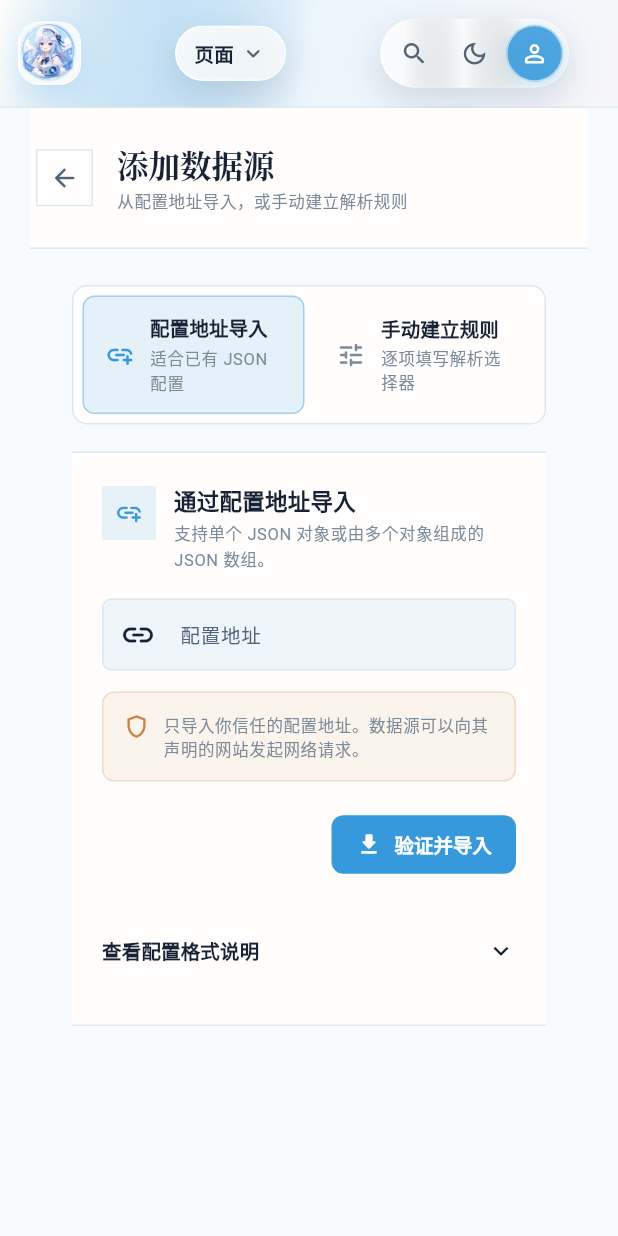
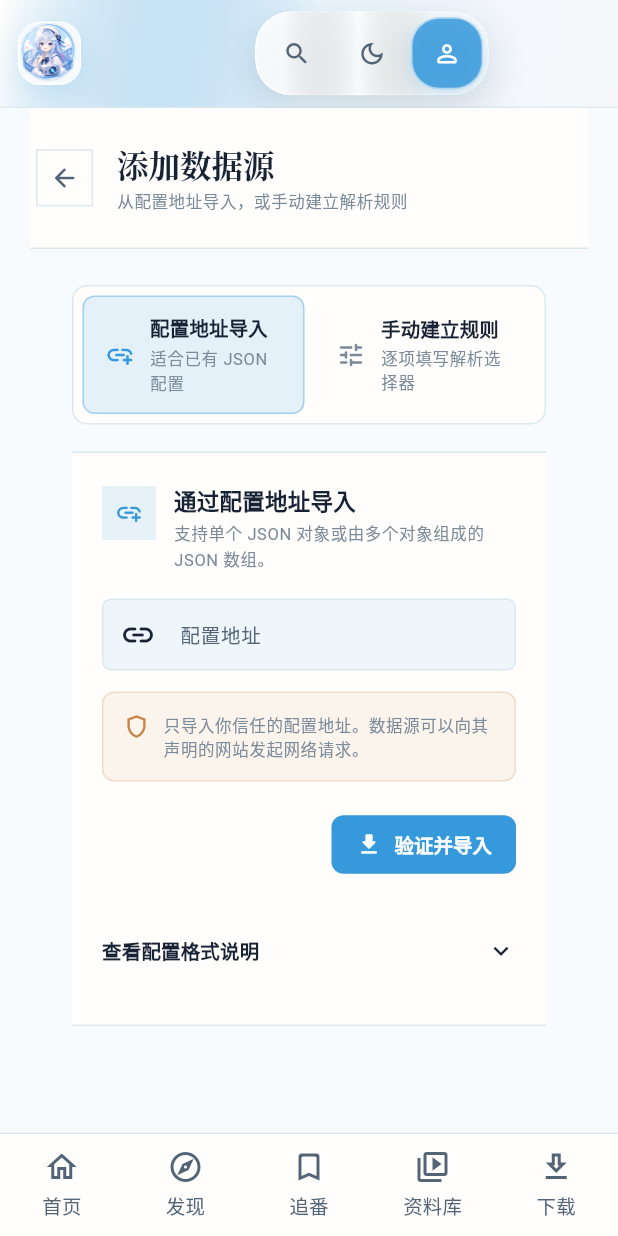
Before and after one commit to nina27486486/weila, a Flutter app: the PluginAddPage screen opened by its route, on a phone screen of 412 x 824 dp. Run offline on Flutter 3.47's test engine with Material 3 defaults, Android fonts, the phone set to English and light mode, and no system bars; our stand-ins replace cached_network_image, dio, flutter_cache_manager, flutter_mobx, flutter_modular, hive_ce and 4 more; missing offline and left inert: dart:ffi, media_kit, media_kit_video, pointycastle, win32, window_manager; accounts and stored records are empty; generated files the repository leaves out were written again; network calls fail; Roboto replaces fonts that are missing (Noto Serif CJK SC); statements that could not run were skipped.

Commit message:
feat(android): adaptive shell with bottom navigation
Stage A mobile shell: Breakpoints (compact=600, medium=840) and a
shared AdaptiveScaffold — below 600dp the masthead drops its
PopupMenu-style compact branch and navigation moves to an equal-width
bottom bar (Android shows four destinations, downloads hidden by
capability); 600-839 keeps a centered compact top rail with the brand
mascot only; 840+ preserves the desktop composition untouched. Touch
extents grow to 48dp below expanded, brand text hides at 1.5x+ font
scale, and the nav lens follows equal-split widths. Overflow and
state tests cover 360/411/599/600/839/840 plus themes, 2x font and
landscape keyboard.

```diff
--- /dev/null
+++ b/lib/layout/adaptive_scaffold.dart
@@ -0,0 +1,40 @@
+import 'package:flutter/material.dart';
+
+import 'breakpoints.dart';
+
+class AdaptiveScaffold extends StatelessWidget {
+  const AdaptiveScaffold({
+    super.key,
+    required this.backgroundColor,
+    required this.headerBuilder,
+    required this.bottomNavigationBar,
+    required this.child,
+  });
+
+  final Color backgroundColor;
+  final Widget Function(BuildContext context, AdaptiveLayout layout)
+      headerBuilder;
+  final Widget bottomNavigationBar;
+  final Widget child;
+
+  @override
+  Widget build(BuildContext context) => LayoutBuilder(
+        builder: (context, constraints) {
+          final layout = Breakpoints.layoutFor(constraints.maxWidth);
+          final compact = layout == AdaptiveLayout.compact;
+          return Scaffold(
+            backgroundColor: backgroundColor,
+            body: SafeArea(
+              bottom: !compact,
+              child: Column(
+                children: [
+                  headerBuilder(context, layout),
+                  Expanded(child: child),
+                ],
+              ),
+            ),
+            bottomNavigationBar: compact ? bottomNavigationBar : null,
+          );
+        },
+      );
+}
--- /dev/null
+++ b/lib/layout/breakpoints.dart
@@ -0,0 +1,12 @@
+enum AdaptiveLayout { compact, medium, expanded }
+
+abstract final class Breakpoints {
+  static const double compact = 600;
+  static const double medium = 840;
+
+  static AdaptiveLayout layoutFor(double width) => switch (width) {
+        < compact => AdaptiveLayout.compact,
+        < medium => AdaptiveLayout.medium,
+        _ => AdaptiveLayout.expanded,
+      };
+}
--- a/lib/widgets/vira_page_chrome.dart
+++ b/lib/widgets/vira_page_chrome.dart
@@ -1,5 +1,7 @@
 import 'package:flutter/material.dart';
 
+import '../layout/adaptive_scaffold.dart';
+import '../layout/breakpoints.dart';
 import '../platform/app_capabilities.dart';
 import '../theme/vira_colors.dart';
 import 'liquid_glass_surface.dart';
@@ -26,6 +28,14 @@ extension on ViraDestination {
         ViraDestination.following => '追番',
         ViraDestination.library => '资料库',
         ViraDestination.downloads => '下载',
+      };
+
+  IconData get icon => switch (this) {
+        ViraDestination.home => Icons.home_outlined,
+        ViraDestination.discover => Icons.explore_outlined,
+        ViraDestination.following => Icons.bookmark_border_rounded,
+        ViraDestination.library => Icons.video_library_outlined,
+        ViraDestination.downloads => Icons.download_outlined,
       };
 }
 
@@ -59,12 +69,10 @@ class ViraPageScaffold extends StatelessWidget {
           destination,
     ];
 
-    return Scaffold(
+    return AdaptiveScaffold(
       backgroundColor: context.colors.bgDark,
-      body: SafeArea(
-        child: Column(
-          children: [
-            _Masthead(
+      headerBuilder: (context, layout) => _Masthead(
+        layout: layout,
         activeDestination: activeDestination,
         destinations: destinations,
         onDestinationSelected: onDestinationSelected,
@@ -72,7 +80,11 @@ class ViraPageScaffold extends StatelessWidget {
         onThemeToggle: onThemeToggle,
         onProfile: onProfile,
       ),
-            Expanded(
+      bottomNavigationBar: _BottomNavigation(
+        activeDestination: activeDestination,
+        destinations: destinations,
+        onSelected: onDestinationSelected,
+      ),
       child: constrainContent
           ? LayoutBuilder(
               builder: (context, constraints) {
@@ -85,8 +97,7 @@ class ViraPageScaffold extends StatelessWidget {
                   child: ConstrainedBox(
                     constraints: const BoxConstraints(maxWidth: 1488),
                     child: Padding(
-                              padding:
-                                  EdgeInsets.symmetric(horizontal: horizontal),
+                      padding: EdgeInsets.symmetric(horizontal: horizontal),
                       child: child,
                     ),
                   ),
@@ -94,15 +105,12 @@ class ViraPageScaffold extends StatelessWidget {
               },
             )
           : child,
-            ),
-          ],
-        ),
-      ),
     );
   }
 }
 
 class _Masthead extends StatefulWidget {
+  final AdaptiveLayout layout;
   final ViraDestination? activeDestination;
   final List<ViraDestination> destinations;
   final ValueChanged<ViraDestination> onDestinationSelected;
@@ -111,6 +119,7 @@ class _Masthead extends StatefulWidget {
   final VoidCallback onProfile;
 
   const _Masthead({
+    required this.layout,
     required this.activeDestination,
     required this.destinations,
     required this.onDestinationSelected,
@@ -179,6 +188,9 @@ class _MastheadState extends State<_Masthead>
     final dark = Theme.of(context).brightness == Brightness.dark;
     final disableAnimations =
         MediaQuery.maybeOf(context)?.disableAnimations ?? false;
+    final compact = widget.layout == AdaptiveLayout.compact;
+    final medium = widget.layout == AdaptiveLayout.medium;
+    final touchExtent = widget.layout == AdaptiveLayout.expanded ? 38.0 : 48.0;
 
     return Container(
       height: 72,
@@ -205,35 +217,12 @@ class _MastheadState extends State<_Masthead>
       ),
       child: LayoutBuilder(
         builder: (context, constraints) {
-          final compact = constraints.maxWidth < 920;
-          // 360 档超窄屏收窄水平内边距：工具排与紧凑导航的最小宽度
-          // 之下已无余量，24px 边距会带来数像素溢出。
           final horizontal = constraints.maxWidth >= 1440
               ? 56.0
               : (constraints.maxWidth < 420 ? 12.0 : 24.0);
-
-          return Padding(
-            padding: EdgeInsets.symmetric(horizontal: horizontal),
-            child: Row(
-              children: [
-                // 窄屏空间不足时品牌文案省略收缩；超窄只留徽章，
-                // 避免刊头水平溢出。桌面空间充足时保持完整展示。
-                Flexible(
-                  child: _Brand(showText: constraints.maxWidth >= 420),
-                ),
-                const Spacer(),
-                if (compact)
-                  AnimatedBuilder(
-                    animation: _glassMotion,
-                    builder: (context, _) => _CompactNavigation(
-                      activeDestination: widget.activeDestination,
-                      destinations: widget.destinations,
-                      onSelected: widget.onDestinationSelected,
-                      motionProgress: _glassMotion.value,
-                    ),
-                  )
-                else
-                  AnimatedBuilder(
+          final navigation = ConstrainedBox(
+            constraints: const BoxConstraints(maxWidth: 350),
+            child: AnimatedBuilder(
               animation: _glassMotion,
               builder: (context, _) => _GlassNavigationRail(
                 activeDestination: widget.activeDestination,
@@ -241,10 +230,11 @@ class _MastheadState extends State<_Masthead>
                 onSelected: widget.onDestinationSelected,
                 motionProgress: _glassMotion.value,
                 disableAnimations: disableAnimations,
+                compact: medium,
               ),
             ),
-                const Spacer(),
-                AnimatedBuilder(
+          );
+          final tools = AnimatedBuilder(
             animation: _glassMotion,
             builder: (context, _) => LiquidGlassSurface(
               key: const ValueKey('vira-tools-glass'),
@@ -260,6 +250,7 @@ class _MastheadState extends State<_Masthead>
                     tooltip: '搜索',
                     icon: Icons.search_rounded,
                     onTap: widget.onSearch,
+                    extent: touchExtent,
                   ),
                   const SizedBox(width: 2),
                   _MastheadTool(
@@ -269,6 +260,7 @@ class _MastheadState extends State<_Masthead>
                         ? Icons.light_mode_outlined
                         : Icons.dark_mode_outlined,
                     onTap: widget.onThemeToggle,
+                    extent: touchExtent,
                   ),
                   const SizedBox(width: 2),
                   _MastheadTool(
@@ -277,11 +269,33 @@ class _MastheadState extends State<_Masthead>
                     icon: Icons.person_outline_rounded,
                     onTap: widget.onProfile,
                     accent: true,
+                    extent: touchExtent,
                   ),
                 ],
               ),
             ),
+          );
+
+          return Padding(
+            padding: EdgeInsets.symmetric(horizontal: horizontal),
+            child: Row(
+              children: [
+                if (medium) ...[
+                  const _Brand(showText: false),
+                  const SizedBox(width: 12),
+                  Expanded(child: Center(child: navigation)),
+                  const SizedBox(width: 12),
+                ] else ...[
+                  Flexible(
+                    child: _Brand(showText: constraints.maxWidth >= 420),
                   ),
+                  const Spacer(),
+                  if (!compact) ...[
+                    navigation,
+                    const Spacer(),
+                  ],
+                ],
+                tools,
               ],
             ),
           );
@@ -298,6 +312,7 @@ class _GlassNavigationRail extends StatelessWidget {
     required this.onSelected,
     required this.motionProgress,
     required this.disableAnimations,
+    required this.compact,
   });
 
   final ViraDestination? activeDestination;
@@ -305,6 +320,7 @@ class _GlassNavigationRail extends StatelessWidget {
   final ValueChanged<ViraDestination> onSelected;
   final double motionProgress;
   final bool disableAnimations;
+  final bool compact;
 
   @override
   Widget build(BuildContext context) {
@@ -312,15 +328,19 @@ class _GlassNavigationRail extends StatelessWidget {
         ? -1
         : destinations.indexOf(activeDestination!);
 
+    final height = compact ? 48.0 : 42.0;
     return LiquidGlassSurface(
-      key: const ValueKey('vira-navigation-glass'),
+      key: ValueKey(
+          compact ? 'vira-compact-navigation-glass' : 'vira-navigation-glass'),
       motionProgress: motionProgress,
       borderRadius: BorderRadius.circular(26),
       padding: const EdgeInsets.all(5),
       child: SizedBox(
-        width: destinations.length * 68.0,
-        height: 42,
-        child: Stack(
+        height: height,
+        child: LayoutBuilder(
+          builder: (context, constraints) {
+            final itemWidth = constraints.maxWidth / destinations.length;
+            return Stack(
               children: [
                 if (activeIndex >= 0)
                   AnimatedPositioned(
@@ -329,10 +349,10 @@ class _GlassNavigationRail extends StatelessWidget {
                         ? Duration.zero
                         : const Duration(milliseconds: 240),
                     curve: Curves.easeOutCubic,
-                left: activeIndex * 68,
+                    left: activeIndex * itemWidth,
                     top: 0,
-                width: 68,
-                height: 42,
+                    width: itemWidth,
+                    height: height,
                     child: KeyedSubtree(
                       key: ValueKey(
                         'vira-nav-indicator-${activeDestination!.name}',
@@ -348,14 +368,19 @@ class _GlassNavigationRail extends StatelessWidget {
                 Row(
                   children: [
                     for (final destination in destinations)
-                  _NavigationItem(
+                      Expanded(
+                        child: _NavigationItem(
                           destination: destination,
                           selected: destination == activeDestination,
                           onTap: () => onSelected(destination),
+                          height: height,
+                        ),
                       ),
                   ],
                 ),
               ],
+            );
+          },
         ),
       ),
     );
@@ -431,7 +456,8 @@ class _Brand extends StatelessWidget {
           ),
           if (showText) ...[
             const SizedBox(width: 10),
-            Column(
+            Flexible(
+              child: Column(
                 mainAxisSize: MainAxisSize.min,
                 crossAxisAlignment: CrossAxisAlignment.start,
                 children: [
@@ -444,6 +470,7 @@ class _Brand extends StatelessWidget {
                           letterSpacing: 0.5,
                         ),
                   ),
+                  if (MediaQuery.textScalerOf(context).scale(1) <= 1.5)
                     Text(
                       '私人动画放映室',
                       maxLines: 1,
@@ -454,6 +481,7 @@ class _Brand extends StatelessWidget {
                           ),
                     ),
                 ],
+              ),
             ),
           ],
         ],
@@ -466,11 +494,15 @@ class _NavigationItem extends StatefulWidget {
   final ViraDestination destination;
   final bool selected;
   final VoidCallback onTap;
+  final double height;
+  final bool bottom;
 
   const _NavigationItem({
     required this.destination,
     required this.selected,
     required this.onTap,
+    required this.height,
+    this.bottom = false,
   });
 
   @override
@@ -486,6 +518,7 @@ class _NavigationItemState extends State<_NavigationItem> {
     final colors = context.colors;
 
     return Semantics(
+      key: ValueKey('vira-nav-item-${widget.destination.name}'),
       button: true,
       selected: widget.selected,
       label: widget.destination.label,
@@ -504,11 +537,26 @@ class _NavigationItemState extends State<_NavigationItem> {
             splashColor: colors.sky.withValues(alpha: 0.1),
             highlightColor: colors.sky.withValues(alpha: 0.08),
             child: SizedBox(
-              width: 68,
-              height: 42,
+              height: widget.height,
+              width: double.infinity,
               child: Stack(
                 alignment: Alignment.center,
                 children: [
+                  if (widget.bottom && widget.selected)
+                    Positioned.fill(
+                      child: Padding(
+                        key: ValueKey(
+                            'vira-nav-indicator-${widget.destination.name}'),
+                        padding: const EdgeInsets.symmetric(
+                            horizontal: 8, vertical: 4),
+                        child: DecoratedBox(
+                          decoration: BoxDecoration(
+                            color: colors.sky.withValues(alpha: 0.14),
+                            borderRadius: BorderRadius.circular(18),
+                          ),
+                        ),
+                      ),
+                    ),
                   if (_hovered && !widget.selected)
                     Positioned.fill(
                       child: AnimatedContainer(
@@ -550,7 +598,31 @@ class _NavigationItemState extends State<_NavigationItem> {
                               ? FontWeight.w700
                               : FontWeight.w500,
                         ),
-                    child: Text(widget.destination.label),
+                    child: ExcludeSemantics(
+                      child: widget.bottom
+                          ? Padding(
+                              padding:
+                                  const EdgeInsets.symmetric(horizontal: 4),
+                              child: Column(
+                                mainAxisAlignment: MainAxisAlignment.center,
+                                children: [
+                                  Icon(
+                                    widget.destination.icon,
+                                    size: 24,
+                                    color: widget.selected
+                                        ? colors.sky
+                                        : colors.textSecondary,
+                                  ),
+                                  const SizedBox(height: 4),
+                                  Text(widget.destination.label,
+                                      maxLines: 1,
+                                      overflow: TextOverflow.ellipsis),
+                                ],
+                              ),
+                            )
+                          : Text(widget.destination.label,
+                              maxLines: 1, overflow: TextOverflow.ellipsis),
+                    ),
                   ),
                 ],
               ),
@@ -562,46 +634,42 @@ class _NavigationItemState extends State<_NavigationItem> {
   }
 }
 
-class _CompactNavigation extends StatelessWidget {
+class _BottomNavigation extends StatelessWidget {
   final ViraDestination? activeDestination;
   final List<ViraDestination> destinations;
   final ValueChanged<ViraDestination> onSelected;
-  final double motionProgress;
 
-  const _CompactNavigation({
+  const _BottomNavigation({
     required this.activeDestination,
     required this.destinations,
     required this.onSelected,
-    required this.motionProgress,
   });
 
   @override
   Widget build(BuildContext context) {
-    return PopupMenuButton<ViraDestination>(
-      tooltip: '切换页面',
-      onSelected: onSelected,
-      itemBuilder: (context) => [
-        for (final destination in destinations)
-          PopupMenuItem(
-            value: destination,
-            child: Text(destination.label),
+    final colors = context.colors;
+    final height = 48 + MediaQuery.textScalerOf(context).scale(14) * 1.5;
+    return Material(
+      key: const ValueKey('vira-bottom-navigation'),
+      color: colors.paper,
+      child: DecoratedBox(
+        decoration: BoxDecoration(
+          border: Border(top: BorderSide(color: colors.divider)),
         ),
-      ],
-      child: MouseRegion(
-        cursor: SystemMouseCursors.click,
-        child: LiquidGlassSurface(
-          key: const ValueKey('vira-compact-navigation-glass'),
-          motionProgress: motionProgress,
-          borderRadius: BorderRadius.circular(22),
-          padding: const EdgeInsets.symmetric(horizontal: 13, vertical: 9),
+        child: SafeArea(
+          top: false,
           child: Row(
             children: [
-              Text(
-                activeDestination?.label ?? '页面',
-                style: Theme.of(context).textTheme.labelLarge,
+              for (final destination in destinations)
+                Expanded(
+                  child: _NavigationItem(
+                    destination: destination,
+                    selected: destination == activeDestination,
+                    onTap: () => onSelected(destination),
+                    height: height,
+                    bottom: true,
                   ),
-              const SizedBox(width: 4),
-              const Icon(Icons.expand_more_rounded, size: 18),
+                ),
             ],
           ),
         ),
@@ -616,12 +684,14 @@ class _MastheadTool extends StatefulWidget {
   final IconData icon;
   final VoidCallback onTap;
   final bool accent;
+  final double extent;
 
   const _MastheadTool({
     required this.id,
     required this.tooltip,
     required this.icon,
     required this.onTap,
+    required this.extent,
     this.accent = false,
   });
 
@@ -658,8 +728,8 @@ class _MastheadToolState extends State<_MastheadTool> {
               highlightColor: colors.sky.withValues(alpha: 0.09),
               child: AnimatedContainer(
                 duration: const Duration(milliseconds: 160),
-                width: 38,
-                height: 38,
+                width: widget.extent,
+                height: widget.extent,
                 decoration: BoxDecoration(
                   color: widget.accent
                       ? colors.sky.withValues(alpha: _hovered ? 0.95 : 0.86)
```
Also changed, not shown: 1 other file. Lines whose indentation alone changed are shown as unchanged.
